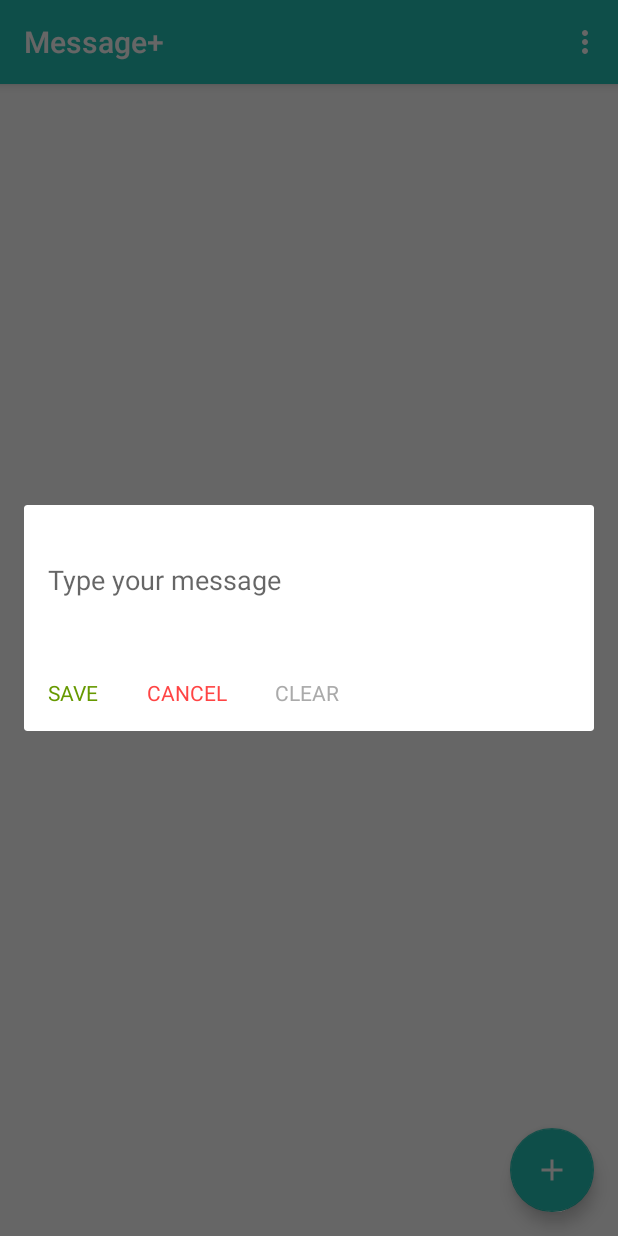
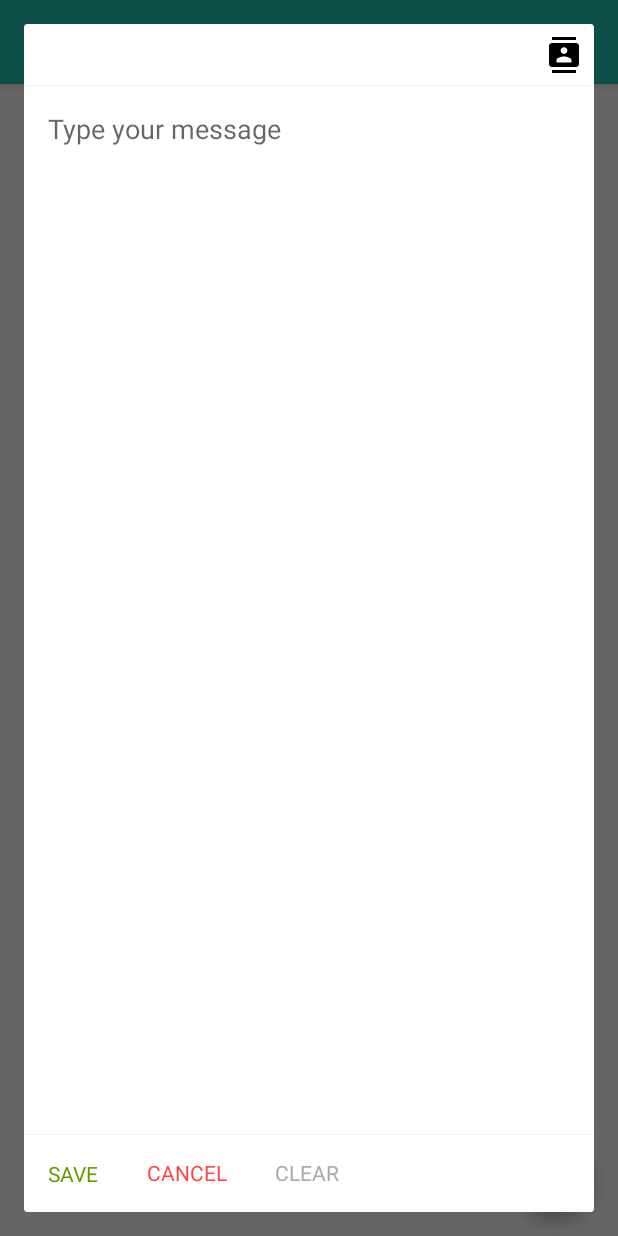
Before and after one commit to alokomkar/sortedMessage, an Android app: the screen it shows after launch (CopyPasteActivity), after a tap on an icon or button, on a phone screen of 412 x 824 dp. Run offline under Robolectric (Android 15) with nearby library versions, the phone set to English and light mode, and no system bars; libraries missing offline, so code that uses them is left out: com.evernote.android; 1 statement that could not run was skipped.

Commit message:
Added contact picker and dialog fragment

```diff
--- a/app/src/main/AndroidManifest.xml
+++ b/app/src/main/AndroidManifest.xml
@@ -3,6 +3,7 @@
     package="com.sortedqueue.messageplus">
 
     <uses-permission android:name="android.permission.SEND_SMS"/>
+    <uses-permission android:name="android.permission.READ_PHONE_STATE"/>
 
     <application
         android:allowBackup="true"
--- a/app/src/main/java/com/sortedqueue/messageplus/CopyPasteActivity.kt
+++ b/app/src/main/java/com/sortedqueue/messageplus/CopyPasteActivity.kt
@@ -23,6 +23,7 @@ import android.widget.TimePicker
 import android.widget.Toast
 import com.sortedqueue.messageplus.base.*
 import com.sortedqueue.messageplus.utils.DatePickerFragment
+import com.sortedqueue.messageplus.utils.MessageFragment
 import com.sortedqueue.messageplus.utils.TimePickerFragment
 import java.util.*
 
@@ -42,7 +43,7 @@ class CopyPasteActivity : AppCompatActivity(), MainView, MessageListener, DatePi
     private val PERMISSIONS_REQUEST: Int = 12312
 
     private fun checkForPermission() {
-        val permissionList = arrayListOf<String>(Manifest.permission.SEND_SMS)
+        val permissionList = arrayListOf<String>(Manifest.permission.SEND_SMS, Manifest.permission.READ_PHONE_STATE)
         if (Build.VERSION.SDK_INT >= Build.VERSION_CODES.M) {
             requestPermissions(permissionList.toTypedArray(), PERMISSIONS_REQUEST)
         }
@@ -77,13 +78,19 @@ class CopyPasteActivity : AppCompatActivity(), MainView, MessageListener, DatePi
 
 
     override fun onSuccess(messageTitle: MessageTitle) {
+
+        if( dialogFragment != null )
+            dialogFragment?.dismiss()
+
         preferencesView.addMessage( messageTitle )
         if( contentAdapter != null )
             contentAdapter?.addMessage( messageTitle )
+
     }
 
     override fun onCancel() {
-
+        if( dialogFragment != null )
+            dialogFragment?.dismiss()
     }
 
 
@@ -118,8 +125,20 @@ class CopyPasteActivity : AppCompatActivity(), MainView, MessageListener, DatePi
         startActivity(sendIntent)
     }
 
-    override fun addEditTemplate( messageTitle: MessageTitle? ) {
-        this.showInputDialog( messageTitle!!, this )
+    private var dialogFragment: MessageFragment ?= null
+
+    override fun addEditTemplate(messageTitle: MessageTitle? ) {
+        val ft = supportFragmentManager.beginTransaction()
+        val prev = supportFragmentManager.findFragmentByTag("dialog")
+        if (prev != null) {
+            ft.remove(prev)
+        }
+        ft.addToBackStack(null)
+        dialogFragment = MessageFragment()
+        val bundle = Bundle()
+        bundle.putParcelable(MESSAGE_LIST, messageTitle)
+        dialogFragment?.arguments = bundle
+        dialogFragment?.show(ft, "dialog")
     }
 
     private var currentMessageTitle: MessageTitle ?= null
@@ -159,7 +178,7 @@ class CopyPasteActivity : AppCompatActivity(), MainView, MessageListener, DatePi
         }
 
         fab.setOnClickListener {
-            addEditTemplate( MessageTitle(System.currentTimeMillis(), "", "", TYPE_TEXT, 0) )
+            addEditTemplate( MessageTitle(System.currentTimeMillis(), "", "", TYPE_TEXT,  0) )
         }
 
         handleShare()
--- a/app/src/main/java/com/sortedqueue/messageplus/MessageTitle.kt
+++ b/app/src/main/java/com/sortedqueue/messageplus/MessageTitle.kt
@@ -1,17 +1,19 @@
 package com.sortedqueue.messageplus
 
+import android.os.Parcel
+import android.os.Parcelable
 import com.sortedqueue.messageplus.base.TYPE_TEXT
 
 /**
  * Created by Alok on 02/07/18.
  */
-class MessageTitle( var messageId : Long = 0L,
-                         var messageTitle: String = "",
-                         var messageContent : String = "",
-                         var messageType : Int = TYPE_TEXT,
-                         var scheduleTime : Long = 0L,
-                         var sendCount : Int = 0 ) {
-
+class MessageTitle(var messageId: Long = 0L,
+                   var messageTitle: String = "",
+                   var messageContent: String = "",
+                   var messageType: Int = TYPE_TEXT,
+                   var scheduleTime: Long = 0L,
+                   var contacts : String = "",
+                   var sendCount: Int = 0) : Parcelable {
     override fun equals(other: Any?): Boolean {
         if (this === other) return true
         if (javaClass != other?.javaClass) return false
@@ -26,4 +28,34 @@ class MessageTitle( var messageId : Long = 0L,
     override fun hashCode(): Int {
         return messageId.hashCode()
     }
+
+    constructor(source: Parcel) : this(
+            source.readLong(),
+            source.readString(),
+            source.readString(),
+            source.readInt(),
+            source.readLong(),
+            source.readString(),
+            source.readInt()
+    )
+
+    override fun describeContents() = 0
+
+    override fun writeToParcel(dest: Parcel, flags: Int) = with(dest) {
+        writeLong(messageId)
+        writeString(messageTitle)
+        writeString(messageContent)
+        writeInt(messageType)
+        writeLong(scheduleTime)
+        writeString(contacts)
+        writeInt(sendCount)
+    }
+
+    companion object {
+        @JvmField
+        val CREATOR: Parcelable.Creator<MessageTitle> = object : Parcelable.Creator<MessageTitle> {
+            override fun createFromParcel(source: Parcel): MessageTitle = MessageTitle(source)
+            override fun newArray(size: Int): Array<MessageTitle?> = arrayOfNulls(size)
+        }
+    }
 }
--- a/app/src/main/java/com/sortedqueue/messageplus/base/CPJob.kt
+++ b/app/src/main/java/com/sortedqueue/messageplus/base/CPJob.kt
@@ -103,12 +103,8 @@ class CPJob : Job() {
         try {
             val smsManager = SmsManager.getDefault()
             smsManager.sendTextMessage("+918147413429", null, desc, null, null);
-            Toast.makeText(context, "Message Sent",
-                    Toast.LENGTH_LONG).show()
         } catch (e : Exception) {
             e.printStackTrace()
-            Toast.makeText(context, "Error : " + e.message,
-                    Toast.LENGTH_LONG).show()
         }
 
         notificationManager.notify(channelId.hashCode(), notificationBuilder.build())
--- /dev/null
+++ b/app/src/main/java/com/sortedqueue/messageplus/utils/MessageFragment.kt
@@ -0,0 +1,107 @@
+package com.sortedqueue.messageplus.utils
+
+import android.content.Context
+import android.os.Bundle
+import android.support.v4.app.DialogFragment
+import android.view.LayoutInflater
+import android.view.View
+import android.view.ViewGroup
+import com.sortedqueue.messageplus.MessageTitle
+import com.sortedqueue.messageplus.R
+import com.sortedqueue.messageplus.base.MESSAGE_LIST
+import com.sortedqueue.messageplus.base.MessageListener
+import kotlinx.android.synthetic.main.fragment_message.*
+import android.provider.ContactsContract
+import android.content.Intent
+import android.app.Activity.RESULT_OK
+import android.database.Cursor
+import android.util.Log
+
+
+/**
+ * Created by Alok on 06/07/18.
+ */
+class MessageFragment : DialogFragment() {
+
+    private lateinit var messageListener: MessageListener
+    private lateinit var messageTitle : MessageTitle
+
+    override fun onCreateView(inflater: LayoutInflater?, container: ViewGroup?, savedInstanceState: Bundle?): View? {
+        return inflater?.inflate(R.layout.fragment_message, container, false)
+    }
+
+    private val RESULT_PICK_CONTACT: Int = 43232
+
+    override fun onViewCreated(view: View?, savedInstanceState: Bundle?) {
+        super.onViewCreated(view, savedInstanceState)
+
+        messageTitle = arguments.getParcelable<MessageTitle>(MESSAGE_LIST)
+
+        etMessage.setText( messageTitle.messageContent )
+
+        (tvSave).setOnClickListener {
+            messageTitle.messageContent = etMessage.text.toString()
+            messageListener.onSuccess( messageTitle )
+        }
+        (tvCancel).setOnClickListener {
+            messageListener.onCancel()
+        }
+        (tvClear).setOnClickListener {
+            etMessage.setText("")
+        }
+        ivChoose.setOnClickListener {
+            val contactPickerIntent = Intent(Intent.ACTION_PICK, ContactsContract.CommonDataKinds.Phone.CONTENT_URI)
+            startActivityForResult ( contactPickerIntent, RESULT_PICK_CONTACT)
+        }
+
+    }
+
+    override fun onStart() {
+        super.onStart()
+        setFullScreen()
+    }
+
+    private fun setFullScreen() {
+        val d = dialog
+        if (d != null) {
+            val width = ViewGroup.LayoutParams.MATCH_PARENT
+            val height = ViewGroup.LayoutParams.MATCH_PARENT
+            d.window.setLayout(width, height)
+        }
+    }
+
+    override fun onActivityResult(requestCode: Int, resultCode: Int, data: Intent?) {
+        super.onActivityResult(requestCode, resultCode, data)
+        if (resultCode == RESULT_OK) {
+            when (requestCode) {
+                RESULT_PICK_CONTACT -> {
+                    val cursor: Cursor?
+                    try {
+                        var phoneNo: String? = null
+                        var name: String? = null
+                        val uri = data!!.data
+                        cursor = context.contentResolver.query(uri, null, null, null, null)
+                        cursor!!.moveToFirst()
+                        val phoneIndex = cursor.getColumnIndex(ContactsContract.CommonDataKinds.Phone.NUMBER)
+                        val nameIndex = cursor.getColumnIndex(ContactsContract.CommonDataKinds.Phone.DISPLAY_NAME)
+                        phoneNo = cursor.getString(phoneIndex)
+                        name = cursor.getString(nameIndex)
+                        etContacts.append("$name : $phoneNo, ")
+
+                    } catch (e: Exception) {
+                        e.printStackTrace()
+                    }
+
+                }
+            }
+        } else {
+            Log.e("Failed", "Not able to pick contact")
+        }
+    }
+
+    override fun onAttach(context: Context?) {
+        super.onAttach(context)
+        if( context is MessageListener )
+            messageListener = context
+    }
+}
--- /dev/null
+++ b/app/src/main/res/drawable-v21/ic_contacts_black_24dp.xml
@@ -0,0 +1,4 @@
+<?xml version="1.0" encoding="UTF-8" standalone="no"?>
+<vector xmlns:android="http://schemas.android.com/apk/res/android" android:height="24dp" android:viewportHeight="24.0" android:viewportWidth="24.0" android:width="24dp">
+    <path android:fillColor="#000000" android:pathData="M20,0L4,0v2h16L20,0zM4,24h16v-2L4,22v2zM20,4L4,4c-1.1,0 -2,0.9 -2,2v12c0,1.1 0.9,2 2,2h16c1.1,0 2,-0.9 2,-2L22,6c0,-1.1 -0.9,-2 -2,-2zM12,6.75c1.24,0 2.25,1.01 2.25,2.25s-1.01,2.25 -2.25,2.25S9.75,10.24 9.75,9 10.76,6.75 12,6.75zM17,17L7,17v-1.5c0,-1.67 3.33,-2.5 5,-2.5s5,0.83 5,2.5L17,17z"/>
+</vector>
--- /dev/null
+++ b/app/src/main/res/drawable/ic_contacts_black_24dp.xml
@@ -0,0 +1,4 @@
+<?xml version="1.0" encoding="UTF-8" standalone="no"?>
+<vector xmlns:android="http://schemas.android.com/apk/res/android" android:height="24dp" android:viewportHeight="24.0" android:viewportWidth="24.0" android:width="24dp">
+    <path android:fillColor="#000000" android:pathData="M20,0L4,0v2h16L20,0zM4,24h16v-2L4,22v2zM20,4L4,4c-1.1,0 -2,0.9 -2,2v12c0,1.1 0.9,2 2,2h16c1.1,0 2,-0.9 2,-2L22,6c0,-1.1 -0.9,-2 -2,-2zM12,6.75c1.24,0 2.25,1.01 2.25,2.25s-1.01,2.25 -2.25,2.25S9.75,10.24 9.75,9 10.76,6.75 12,6.75zM17,17L7,17v-1.5c0,-1.67 3.33,-2.5 5,-2.5s5,0.83 5,2.5L17,17z"/>
+</vector>
--- /dev/null
+++ b/app/src/main/res/layout/fragment_message.xml
@@ -0,0 +1,105 @@
+<?xml version="1.0" encoding="utf-8"?>
+<RelativeLayout xmlns:android="http://schemas.android.com/apk/res/android"
+    android:layout_width="match_parent"
+    android:layout_height="match_parent"
+    xmlns:tools="http://schemas.android.com/tools"
+    xmlns:app="http://schemas.android.com/apk/res-auto">
+
+    <android.support.design.widget.TextInputLayout
+        android:hint="@string/enter_contact_number"
+        android:id="@+id/tilContacts"
+        android:layout_width="match_parent"
+        android:layout_height="wrap_content">
+        <RelativeLayout
+            android:layout_width="match_parent"
+            android:layout_height="wrap_content">
+
+            <EditText
+                android:id="@+id/etContacts"
+                android:layout_width="match_parent"
+                android:layout_height="wrap_content"
+                android:layout_alignParentLeft="true"
+                android:layout_alignParentStart="true"
+                android:layout_alignParentTop="true"
+                android:background="@android:color/transparent"
+                android:inputType="text"
+                android:padding="@dimen/mini_padding" />
+
+            <ImageView
+                android:layout_width="wrap_content"
+                android:layout_height="wrap_content"
+                android:padding="@dimen/mini_padding"
+                android:layout_centerVertical="true"
+                android:layout_alignParentEnd="true"
+                android:layout_alignParentRight="true"
+                app:srcCompat="@drawable/ic_contacts_black_24dp"
+                android:id="@+id/ivChoose"/>
+
+            <View
+                android:layout_width="match_parent"
+                android:layout_height="@dimen/divider_height"
+                android:layout_below="@+id/etContacts"
+                android:background="@color/divider_color" />
+        </RelativeLayout>
+
+    </android.support.design.widget.TextInputLayout>
+
+
+
+    <EditText
+        android:layout_width="match_parent"
+        android:layout_below="@+id/tilContacts"
+        android:layout_height="match_parent"
+        android:padding="@dimen/default_margin"
+        android:hint="@string/type_your_message"
+        android:layout_above="@+id/bottomDivider"
+        android:gravity="start"
+        android:id="@+id/etMessage"
+        tools:text="@string/app_name"
+        android:background="@android:color/transparent"/>
+
+    <View
+        android:id="@+id/bottomDivider"
+        android:layout_width="match_parent"
+        android:layout_height="@dimen/divider_height"
+        android:layout_above="@+id/tvSave"
+        android:background="@color/divider_color" />
+
+
+    <TextView
+        android:layout_alignParentBottom="true"
+        android:layout_width="wrap_content"
+        android:layout_height="wrap_content"
+        android:id="@+id/tvSave"
+        android:layout_margin="@dimen/mini_padding"
+        android:textColor="@android:color/holo_green_dark"
+        android:padding="@dimen/mini_padding"
+        android:text="@string/save"/>
+
+    <TextView
+        android:layout_below="@+id/etMessage"
+        android:layout_width="wrap_content"
+        android:layout_height="wrap_content"
+        android:layout_margin="@dimen/mini_padding"
+        android:layout_alignParentBottom="true"
+        android:layout_toRightOf="@+id/tvSave"
+        android:layout_toEndOf="@+id/tvSave"
+        android:textColor="@android:color/holo_red_light"
+        android:id="@+id/tvCancel"
+        android:padding="@dimen/mini_padding"
+        android:text="@string/cancel" />
+
+    <TextView
+        android:layout_below="@+id/etMessage"
+        android:layout_width="wrap_content"
+        android:layout_height="wrap_content"
+        android:layout_alignParentBottom="true"
+        android:layout_margin="@dimen/mini_padding"
+        android:layout_toRightOf="@+id/tvCancel"
+        android:layout_toEndOf="@+id/tvCancel"
+        android:textColor="@android:color/darker_gray"
+        android:id="@+id/tvClear"
+        android:padding="@dimen/mini_padding"
+        android:text="@string/clear" />
+
+</RelativeLayout>
--- a/app/src/main/res/values/strings.xml
+++ b/app/src/main/res/values/strings.xml
@@ -78,4 +78,5 @@
     <!--READ/WRITE TO STORAGE PERMISSIONS-->
     <string name="permission_write_ext_storage_explanation">Application needs WRITE_EXTERNAL_STORAGE_PERMISSION in order to write into disk memory. Please allow permission.</string>
     <string name="permission_write_ext_storage_denied">Please enable WRITE_EXTERNAL_STORAGE_PERMISSION. Go to \nSettings -> Apps -> Permission</string>
+    <string name="enter_contact_number">Enter contact number</string>
 </resources>
```
